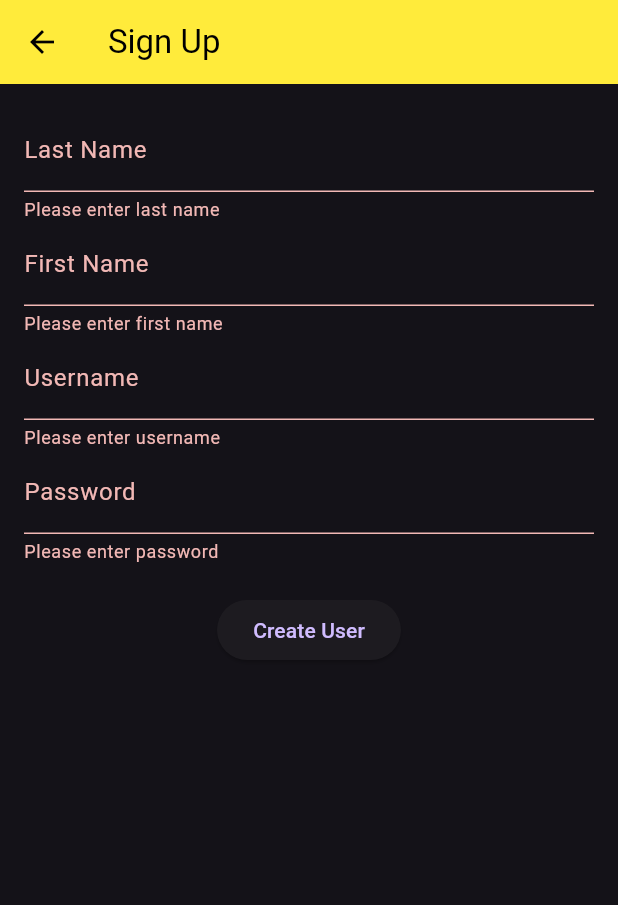
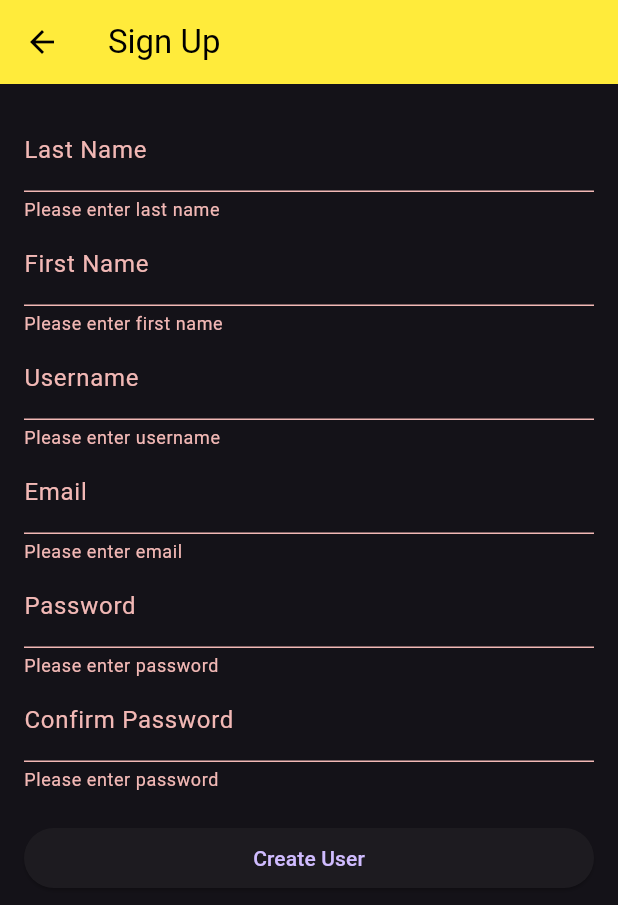
Before and after one commit to darlenemaebulaon/project001, a Flutter app: the SignUpPage screen opened directly, after a tap on "Create User", on a phone screen of 412 x 824 dp. Shown: the top 905 px of the screen. Run offline on Flutter 3.47's test engine with Material 3 defaults, Android fonts, the phone set to English and light mode, and no system bars.

```diff
--- a/lib/signup_MDMB.dart
+++ b/lib/signup_MDMB.dart
@@ -13,18 +13,23 @@ class _SignUpPageState extends State<SignUpPage> {
   final TextEditingController _lastNameController = TextEditingController();
   final TextEditingController _firstNameController = TextEditingController();
   final TextEditingController _userNameController = TextEditingController();
+  final TextEditingController _emailController = TextEditingController();
   final TextEditingController _passwordController = TextEditingController();
+  final TextEditingController _confirmPasswordController = TextEditingController();
+
 
   Future<void> _createUser() async {
     if (!_formKey.currentState!.validate()) return;
 
-    final url = Uri.parse('https://reqres.in/api/users');
+    final url = Uri.parse('http://127.0.0.1:8000/registration/api/register');
 
     final Map<String, dynamic> requestData = {
+      'first_name': _firstNameController.text,
       'last_name': _lastNameController.text,
-      'first_name': _firstNameController.text,
       'username': _userNameController.text,
-      'password': _passwordController.text
+      'email': _emailController.text,
+      'password': _passwordController.text,
+      'confirm_password': _confirmPasswordController.text,
     };
 
     try {
@@ -59,7 +64,7 @@ class _SignUpPageState extends State<SignUpPage> {
         padding: EdgeInsets.all(16.0),
         child: Form(
           key: _formKey,
-          child: Column(
+          child: ListView(
             children: [
               TextFormField(
                 controller: _lastNameController,
@@ -80,8 +85,21 @@ class _SignUpPageState extends State<SignUpPage> {
                     value!.isEmpty ? 'Please enter username' : null,
               ),
               TextFormField(
+                controller: _emailController,
+                decoration: InputDecoration(labelText: 'Email'),
+                validator: (value) =>
+                  value == null || value.isEmpty ? 'Please enter email' : null,
+              ),
+              TextFormField(
                 controller: _passwordController,
                 decoration: InputDecoration(labelText: 'Password'),
+                obscureText: true,
+                validator: (value) =>
+                    value!.isEmpty ? 'Please enter password' : null,
+              ),
+              TextFormField(
+                controller: _confirmPasswordController,
+                decoration: InputDecoration(labelText: 'Confirm Password'),
                 obscureText: true,
                 validator: (value) =>
                     value!.isEmpty ? 'Please enter password' : null,
```
